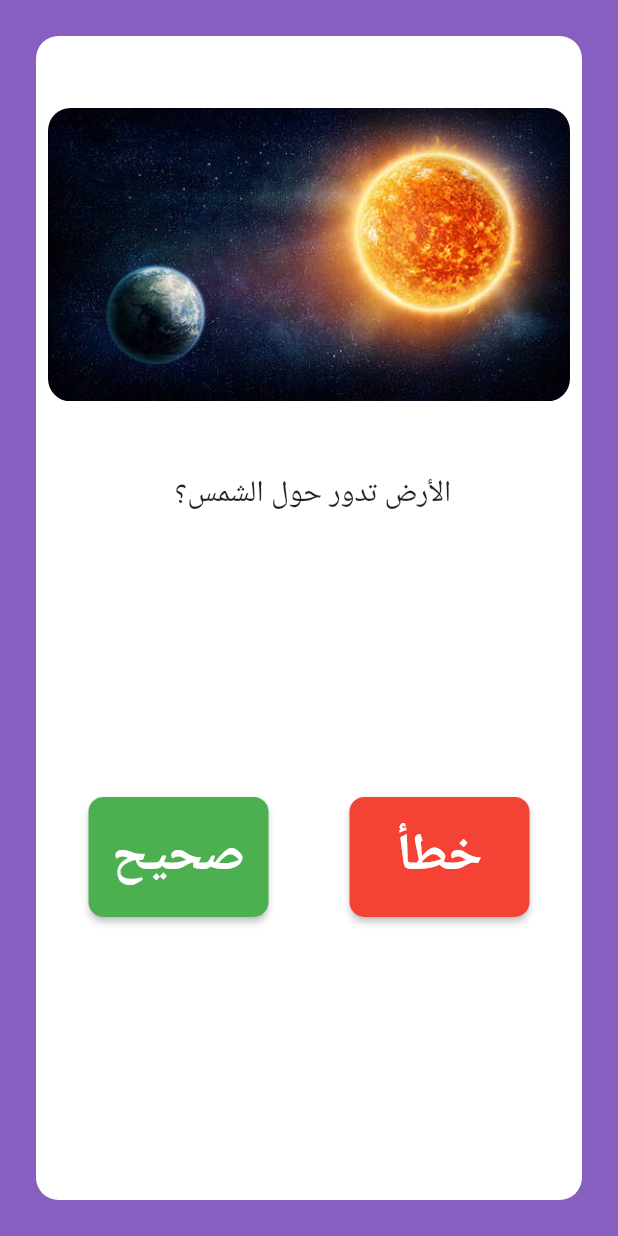
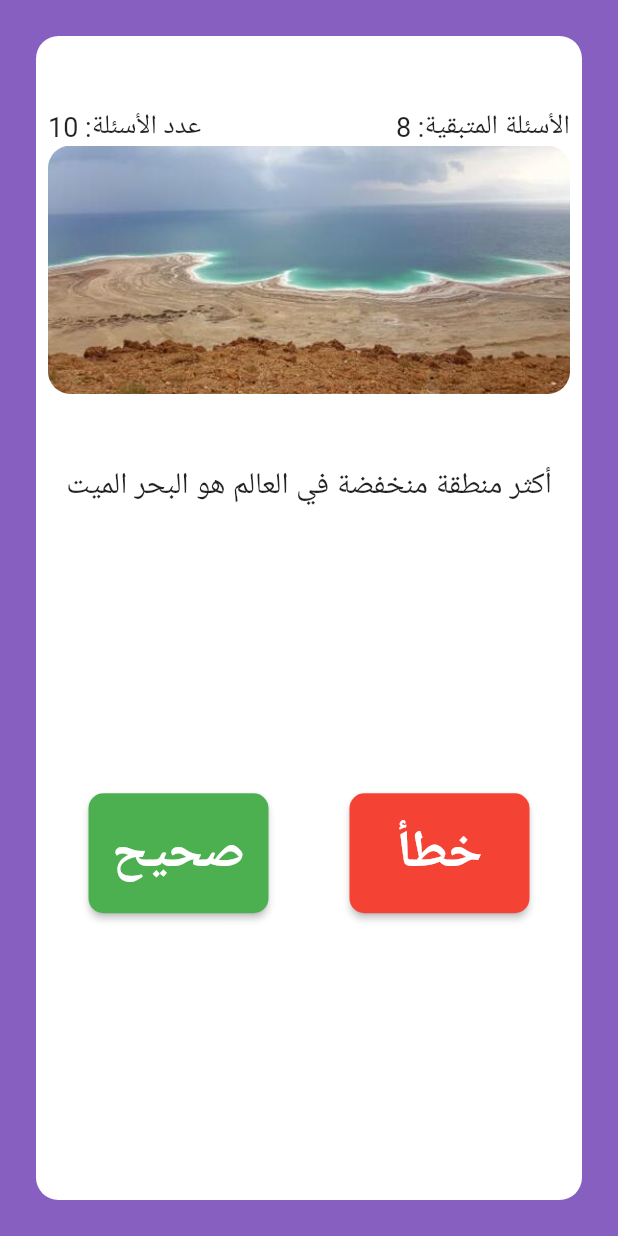
Before and after one commit to wahbi-baklouti7/Quize-App, a Flutter app: the screen it shows after launch, after a tap on "صحيح", on a phone screen of 412 x 824 dp. Run offline on Flutter 3.47's test engine with Material 2 defaults, Android fonts, the phone set to English and light mode, and no system bars; our stand-ins replace rflutter_alert.

Commit message:
add functionality into app

```diff
--- a/lib/app_functionality.dart
+++ b/lib/app_functionality.dart
@@ -1,44 +1,91 @@
+import 'package:flutter/material.dart';
+import 'package:rflutter_alert/rflutter_alert.dart';
+
 import 'questions.dart';
 
-List<Questions> questionsList = [
+class AppFunctionality {
+  int _questionNumber = 0;
+
+  List<Questions> _questionsList = [
     Questions(
         questionText: "هل الإرض تدور حول الشمس",
         questionImage: "assets/images/image-1.jpg",
         result: true),
     Questions(
         questionText: "أكثر منطقة منخفضة في العالم هو البحر الميت",
-      questionImage: "assets/images/image-1.jpg",
+        questionImage: "assets/images/image-2.jpg",
         result: true),
     Questions(
         questionText: "زوجة فرعون هي السيدة آسيا",
-      questionImage: "assets/images/image-1.jpg",
+        questionImage: "assets/images/image-3.jpg",
         result: true),
     Questions(
         questionText: "درجة غليان الماء هي 80 درجة",
-      questionImage: "assets/images/image-1.jpg",
+        questionImage: "assets/images/image-4.jpg",
         result: false),
     Questions(
         questionText: " إسم أنثى الحمار أتان",
-      questionImage: "assets/images/image-1.jpg",
+        questionImage: "assets/images/image-5.jpg",
         result: true),
     Questions(
         questionText: "هل الدجاجة تطير",
-      questionImage: "assets/images/image-1.jpg",
+        questionImage: "assets/images/image-6.jpg",
         result: false),
     Questions(
         questionText: "تقع كوريا الجنوبية في قارة أمريكا الجنوبية",
-      questionImage: "assets/images/image-1.jpg",
+        questionImage: "assets/images/image-7.jpg",
         result: false),
     Questions(
         questionText: "أطول سورة في القرآن هي سورة النساء",
-      questionImage: "assets/images/image-1.jpg",
+        questionImage: "assets/images/image-8.jpg",
         result: false),
     Questions(
         questionText: "ثاني خليفة في الاسلام هو سيدنا عثمان",
-      questionImage: "assets/images/image-1.jpg",
+        questionImage: "assets/images/image-9.jpg",
         result: false),
     Questions(
         questionText: "آخر دولة خلافة إسلامية هي الدولة العثمانية",
-      questionImage: "assets/images/image-1.jpg",
+        questionImage: "assets/images/image-10.jpg",
         result: true)
   ];
+
+  List mark = [];
+
+  String getQuestionText() {
+    return _questionsList[_questionNumber].questionText;
+  }
+
+  String getQuestionImage() {
+    return _questionsList[_questionNumber].questionImage;
+  }
+
+  bool getQuestionResult() {
+    return _questionsList[_questionNumber].result;
+  }
+
+  void change_Question() {
+    if (_questionNumber < _questionsList.length - 1) {
+      _questionNumber++;
+    }
+  }
+
+  int getQuestionsNumber() {
+    return _questionsList.length;
+  }
+
+  int currentQuestionNum() {
+    return (_questionsList.length - 1 - _questionNumber);
+  }
+
+  bool isFinished() {
+    if (currentQuestionNum() <= 0) {
+      return true;
+    } else {
+      return false;
+    }
+  }
+
+  void resetGame() {
+    _questionNumber = 0;
+  }
+}
--- a/lib/home_screen.dart
+++ b/lib/home_screen.dart
@@ -1,4 +1,6 @@
 import 'package:flutter/material.dart';
+import 'package:quize_app/app_functionality.dart';
+import 'package:rflutter_alert/rflutter_alert.dart';
 
 class HomeScreen extends StatefulWidget {
   @override
@@ -6,6 +8,40 @@ class HomeScreen extends StatefulWidget {
 }
 
 class _HomeScreenState extends State<HomeScreen> {
+  int totalCorrectAnswers = 0;
+  AppFunctionality appFunctionality = AppFunctionality();
+
+  void checkQuestion(bool choice) {
+    bool correct_choice = appFunctionality.getQuestionResult();
+    if (choice == correct_choice) {
+      totalCorrectAnswers++;
+    }
+    setState(() {
+      if (appFunctionality.isFinished() == true) {
+        Alert(
+          context: context,
+          type: AlertType.info,
+          title: "إنتهت الأسئلة",
+          desc:
+              "لقد أجبت على$totalCorrectAnswers من ${appFunctionality.getQuestionsNumber()}",
+          buttons: [
+            DialogButton(
+                child: Text(
+                  "إعادة اللعب",
+                  style: TextStyle(color: Colors.white, fontSize: 20),
+                ),
+                onPressed: () {
+                  setState(() {
+                    appFunctionality.resetGame();
+                    totalCorrectAnswers = 0;
+                  });
+                })
+          ],
+        ).show();
+      }
+    });
+  }
+
   @override
   Widget build(BuildContext context) {
     return Scaffold(
@@ -21,17 +57,31 @@ class _HomeScreenState extends State<HomeScreen> {
           ),
           child: Column(
             children: [
+              Row(
+                mainAxisAlignment: MainAxisAlignment.spaceBetween,
+                crossAxisAlignment: CrossAxisAlignment.start,
+                children: [
+                  Text(
+                    "${appFunctionality.getQuestionsNumber()} :عدد الأسئلة",
+                    style: TextStyle(fontSize: 18),
+                  ),
+                  Text(
+                    "${appFunctionality.currentQuestionNum()} :الأسئلة المتبقية",
+                    style: TextStyle(fontSize: 18),
+                  ),
+                ],
+              ),
               ClipRRect(
                 borderRadius: BorderRadius.circular(15),
                 child: Image.asset(
-                  "assets/images/image-1.jpg",
+                  appFunctionality.getQuestionImage(),
                 ),
               ),
               SizedBox(
                 height: 48,
               ),
               Text(
-                " الأرض تدور حول الشمس؟",
+                appFunctionality.getQuestionText(),
                 style: TextStyle(
                     fontSize: 20,
                     fontWeight: FontWeight.w400,
@@ -56,7 +106,13 @@ class _HomeScreenState extends State<HomeScreen> {
                           color: Color.fromARGB(255, 76, 176, 81),
                           shape: RoundedRectangleBorder(
                               borderRadius: BorderRadius.circular(10)),
-                          onPressed: () {}),
+                          onPressed: () {
+                            bool choice = true;
+                            checkQuestion(choice);
+                            setState(() {
+                              appFunctionality.change_Question();
+                            });
+                          }),
                       RaisedButton(
                           padding: EdgeInsets.all(10),
                           child: Text(
@@ -69,7 +125,13 @@ class _HomeScreenState extends State<HomeScreen> {
                           color: Color.fromARGB(255, 244, 66, 53),
                           shape: RoundedRectangleBorder(
                               borderRadius: BorderRadius.circular(10)),
-                          onPressed: () {})
+                          onPressed: () {
+                            bool choice = false;
+                            checkQuestion(choice);
+                            setState(() {
+                              appFunctionality.change_Question();
+                            });
+                          })
                     ],
                   ),
                 ),
--- a/lib/main.dart
+++ b/lib/main.dart
@@ -12,7 +12,6 @@ class MyApp extends StatelessWidget {
     return MaterialApp(
       debugShowCheckedModeBanner: false,
       title: "صحيح أو خطأ",
-
       home: HomeScreen(),
     );
   }
--- a/lib/questions.dart
+++ b/lib/questions.dart
@@ -3,7 +3,7 @@ class Questions {
   String questionImage;
   bool result;
 
-  Questions({this.questionText, this.questionImage, this.result }) {
+  Questions({this.questionText, this.questionImage, this.result}) {
     // this.questionText = questionText;
     // this.questionImage = questionImage;
     // this.result = result;
--- a/pubspec.yaml
+++ b/pubspec.yaml
@@ -23,6 +23,7 @@ environment:
 dependencies:
   flutter:
     sdk: flutter
+  rflutter_alert: ^2.0.2
 
 
   # The following adds the Cupertino Icons font to your application.
```
Also changed, not shown: pubspec.lock. Lines whose indentation alone changed are shown as unchanged.
